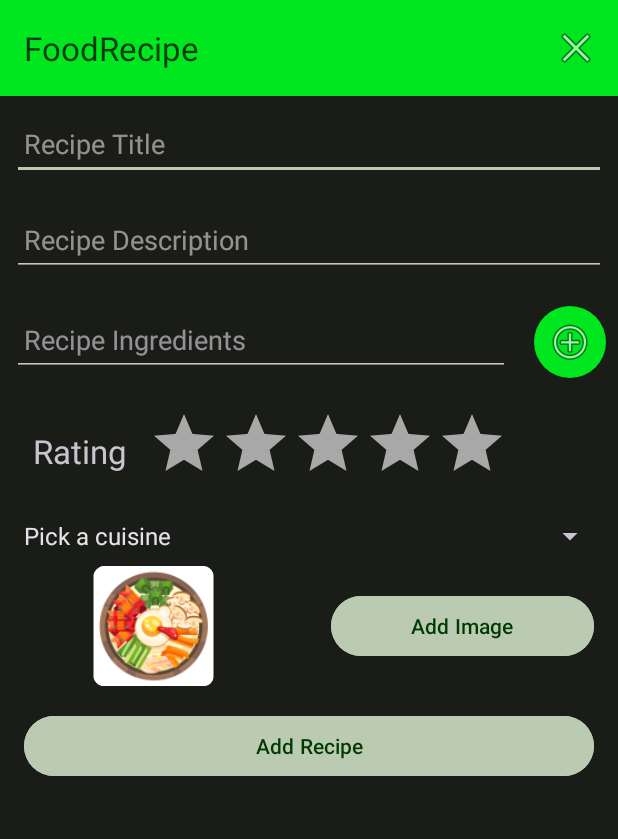
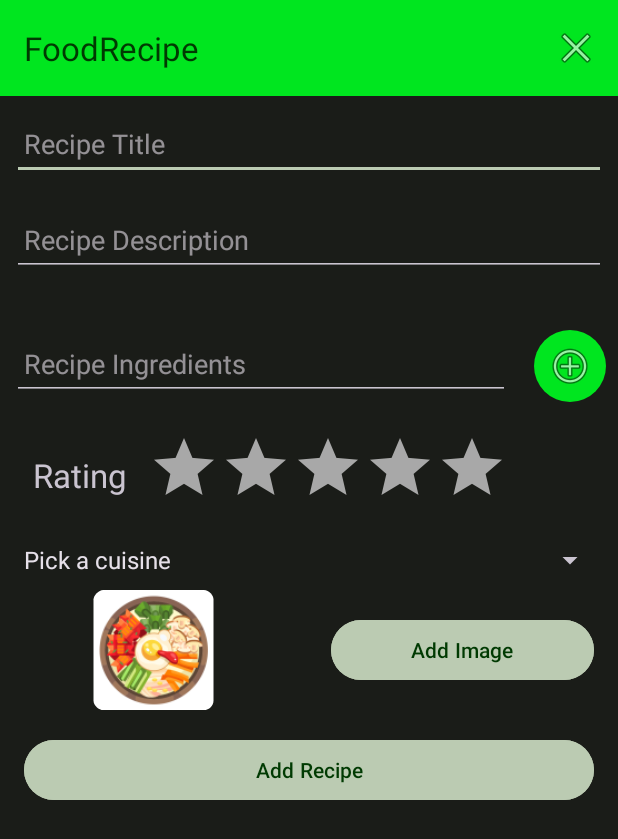
Before and after one commit to mobile-app-dev-1/FoodRecipe, an Android app: the RecipeActivity screen opened directly, with no data from a screen before it, on a phone screen of 412 x 824 dp. Shown: the top 839 px of the screen. Run offline under Robolectric (Android 15) with nearby library versions, the light colour scheme and no system bars; our stand-ins replace Picasso, Timber; 1 statement that could not run was skipped.

Commit message:
wireframe screenshot

```diff
--- a/app/src/main/java/ie/setu/foodrecipe/activities/RecipeActivity.kt
+++ b/app/src/main/java/ie/setu/foodrecipe/activities/RecipeActivity.kt
@@ -88,6 +88,7 @@ class RecipeActivity : AppCompatActivity() {
 
             if (newIngredient.isNotEmpty()) {
                 ingredientList.add(newIngredient)
+
                 ingredientAdapter.notifyDataSetChanged()
 
                 i("IngredientList" + ingredientList.toString())
--- a/app/src/main/res/layout/activity_recipe.xml
+++ b/app/src/main/res/layout/activity_recipe.xml
@@ -70,6 +70,7 @@
                     android:layout_width="match_parent"
                     android:layout_height="wrap_content"
                     android:scrollbars="vertical"
+                    android:padding="8dp"
                     app:layout_constraintBottom_toBottomOf="parent"
                     app:layout_constraintTop_toBottomOf="@+id/appBarLayout" />
 
```
Also changed, not shown: 1 other file.
